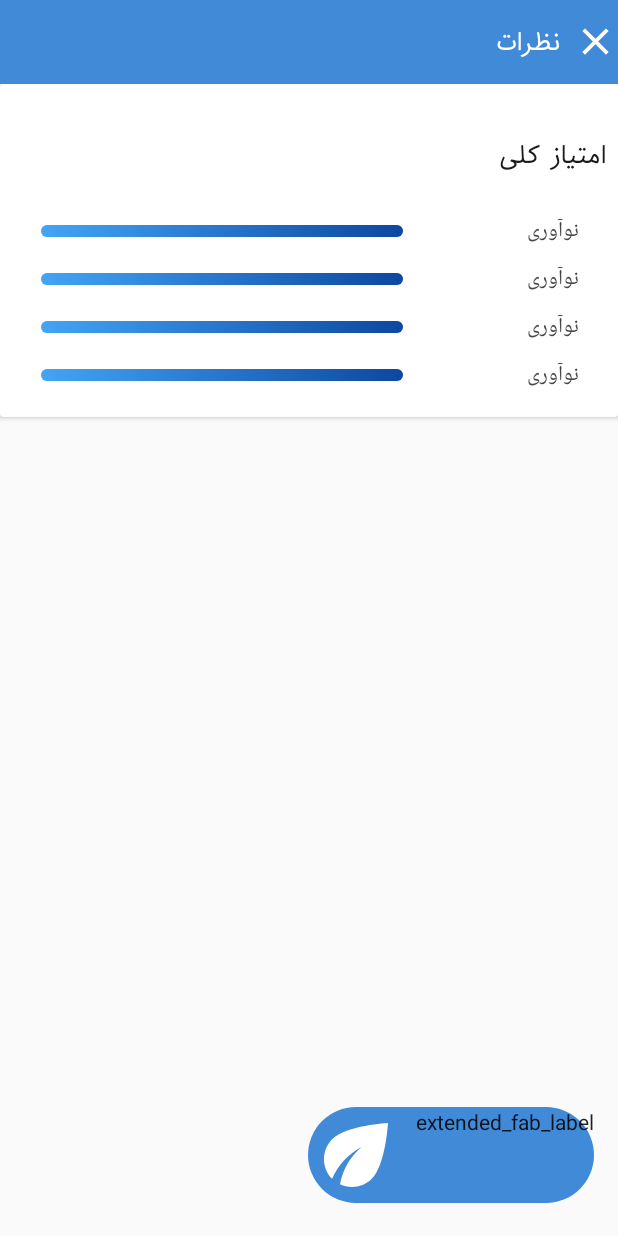
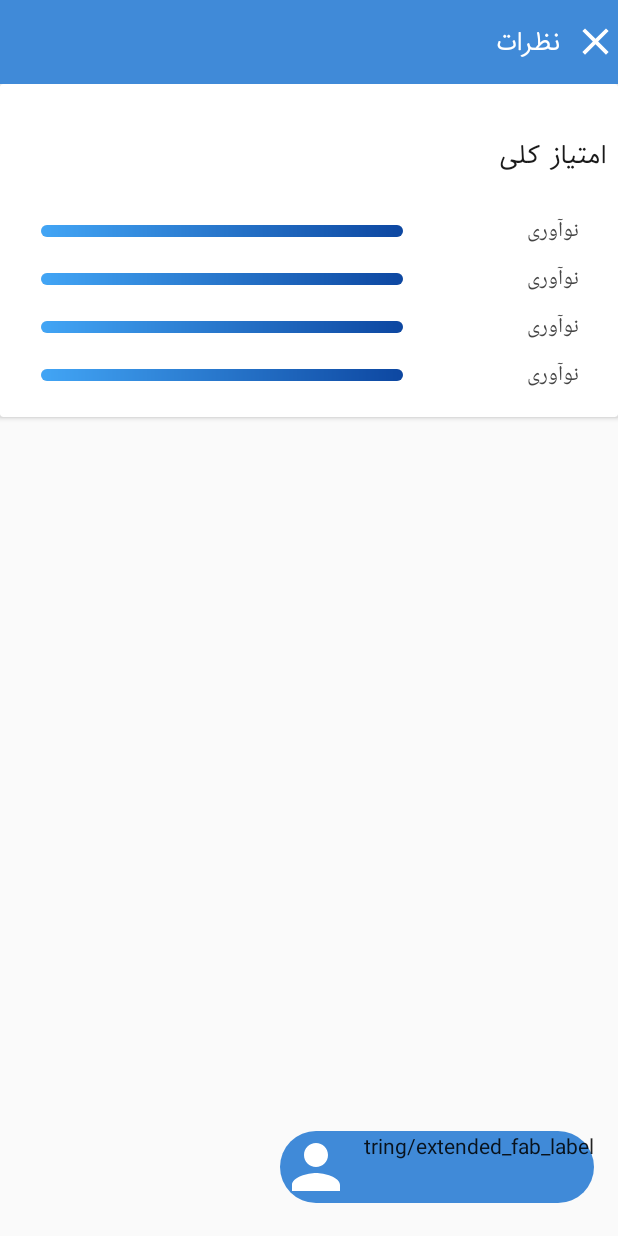
Before and after one commit to Takhfifan/Android, an Android app: the CommentActivity screen opened directly, with no data from a screen before it, on a phone screen of 412 x 824 dp. Run offline under Robolectric (Android 15) with nearby library versions, the phone set to English and light mode, and no system bars.

Commit message:
updated CommentActivity for user's comment also other page got little updated

```diff
--- a/app/build.gradle
+++ b/app/build.gradle
@@ -32,9 +32,9 @@ dependencies {
     implementation fileTree(dir: "libs", include: ["*.jar"])
     implementation 'androidx.appcompat:appcompat:1.1.0'
     implementation 'androidx.constraintlayout:constraintlayout:2.0.0-beta8'
+    implementation 'com.google.android.material:material:1.1.0'
     implementation "androidx.recyclerview:recyclerview:1.1.0"
     implementation "androidx.cardview:cardview:1.0.0"
-    implementation 'com.google.android.material:material:1.1.0'
     implementation 'com.hedgehog.ratingbar:app:1.1.2'
     implementation 'com.nineoldandroids:library:2.4.0'
     implementation 'com.daimajia.slider:library:1.1.5@aar'
--- a/app/src/main/res/layout/activity_comment.xml
+++ b/app/src/main/res/layout/activity_comment.xml
@@ -289,7 +289,7 @@
         android:layout_height="wrap_content"
         android:layout_margin="16dp"
         android:layout_gravity="bottom|right"
-        android:text="extended_fab_label"
-        app:icon="@drawable/barg_64"/>
+        android:text="tring/extended_fab_label"
+        app:icon="@drawable/ic_baseline_person_24_primary_color"/>
 
 </androidx.coordinatorlayout.widget.CoordinatorLayout>
```
Also changed, not shown: app/src/main/res/layout/toolbar_main.xml (+6 -6 lines), 1 other file.
